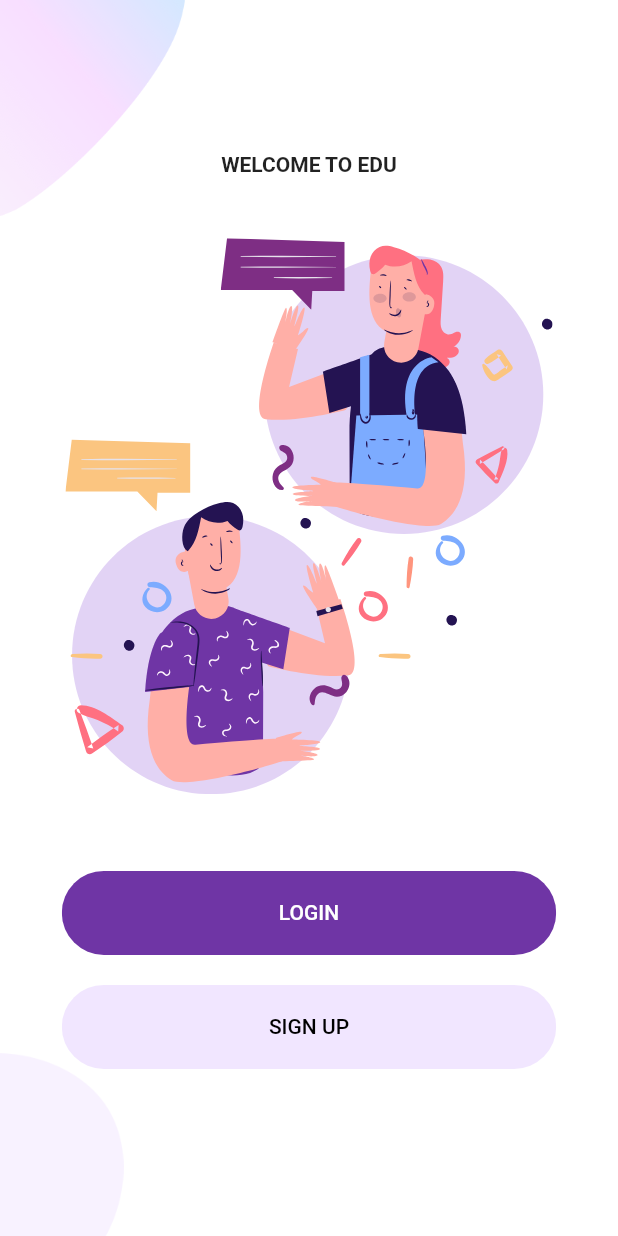
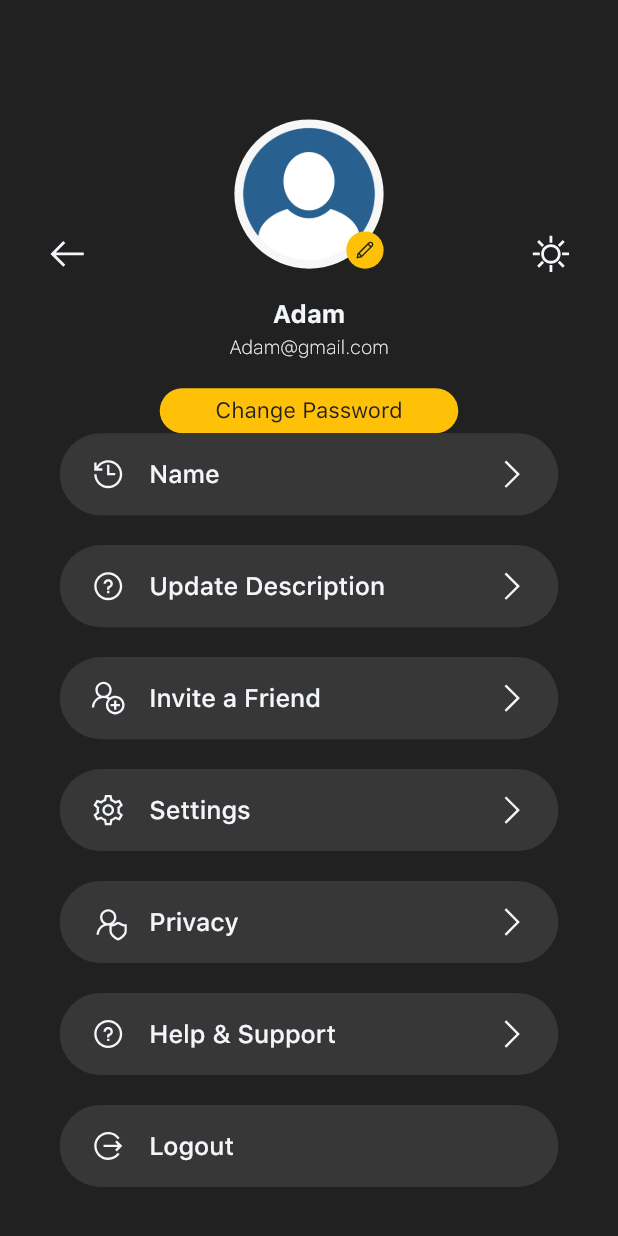
Before and after one commit to EbsHirani/FriendFinder, a Flutter app: the screen it shows after launch, on a phone screen of 412 x 824 dp. Run offline on Flutter 3.47's test engine with Material 2 defaults, Android fonts, the phone set to English and light mode, and no system bars; our stand-ins replace animated_theme_switcher, flutter_screenutil, flutter_svg, line_awesome_flutter.

Commit message:
User_Profile

```diff
--- a/FriendFinder/lib/Screens/Login/components/body.dart
+++ b/FriendFinder/lib/Screens/Login/components/body.dart
@@ -6,22 +6,11 @@ import 'package:FriendFinder/components/rounded_button.dart';
 import 'package:FriendFinder/components/rounded_input_field.dart';
 import 'package:FriendFinder/components/rounded_password_field.dart';
 import 'package:flutter_svg/svg.dart';
-import 'package:http/http.dart' as http;
 
-
-class Body extends StatefulWidget {
-  Body({
+class Body extends StatelessWidget {
+  const Body({
     Key key,
   }) : super(key: key);
-
-  @override
-  _BodyState createState() => _BodyState();
-}
-
-class _BodyState extends State<Body> {
-  String email;
-
-  String password;
 
   @override
   Widget build(BuildContext context) {
@@ -43,21 +32,14 @@ class _BodyState extends State<Body> {
             SizedBox(height: size.height * 0.03),
             RoundedInputField(
               hintText: "Your Email",
-              onChanged: (value) {
-                email = value;
-              },
+              onChanged: (value) {},
             ),
             RoundedPasswordField(
-              onChanged: (value) {
-                password = value;
-              },
+              onChanged: (value) {},
             ),
             RoundedButton(
               text: "LOGIN",
-              press: () {
-                print(email);
-
-              },
+              press: () {},
             ),
             SizedBox(height: size.height * 0.03),
             AlreadyHaveAnAccountCheck(
--- a/FriendFinder/lib/Screens/Login/login_screen.dart
+++ b/FriendFinder/lib/Screens/Login/login_screen.dart
@@ -1,12 +1,7 @@
 import 'package:flutter/material.dart';
 import 'package:FriendFinder/Screens/Login/components/body.dart';
 
-class LoginScreen extends StatefulWidget {
-  @override
-  _LoginScreenState createState() => _LoginScreenState();
-}
-
-class _LoginScreenState extends State<LoginScreen> {
+class LoginScreen extends StatelessWidget {
   @override
   Widget build(BuildContext context) {
     return Scaffold(
--- /dev/null
+++ b/FriendFinder/lib/Screens/User_Profile/user_profile.dart
@@ -0,0 +1,210 @@
+import 'package:animated_theme_switcher/animated_theme_switcher.dart';
+import 'package:flutter/material.dart';
+import 'package:flutter_screenutil/flutter_screenutil.dart';
+import 'package:line_awesome_flutter/line_awesome_flutter.dart';
+import 'package:FriendFinder/constants.dart';
+import 'package:FriendFinder/widgets/profile_list_item.dart';
+
+class UserProfile extends StatelessWidget {
+  @override
+  Widget build(BuildContext context) {
+    ScreenUtil.init(context, height: 896, width: 414, allowFontScaling: true);
+
+    var profileinfo = Expanded(
+      child: Column(
+        children: [
+          Container(
+            height: kSpacingUnit.w * 10,
+            width: kSpacingUnit.w * 10,
+            margin: EdgeInsets.only(top: kSpacingUnit.w * 3),
+            child: Stack(
+              children: [
+                CircleAvatar(
+                  radius: kSpacingUnit.w * 5,
+                  backgroundImage: AssetImage('assets/images/avatar.png'),
+                ),
+                Align(
+                  alignment: Alignment.bottomRight,
+                  child: Container(
+                    height: kSpacingUnit.w * 2.5,
+                    width: kSpacingUnit.w * 2.5,
+                    decoration: BoxDecoration(
+                      color: Theme.of(context).accentColor,
+                      shape: BoxShape.circle,
+                    ),
+                    child: Icon(
+                      LineAwesomeIcons.pen,
+                      color: kDarkPrimaryColor,
+                      size: ScreenUtil().setSp(kSpacingUnit.w * 1.5),
+                    ),
+                  ),
+                )
+              ],
+            ),
+          ),
+          SizedBox(height: kSpacingUnit.w * 2),
+          Text('Adam', style: kTitleTextStyle),
+          SizedBox(height: kSpacingUnit.w * 0.5),
+          Text('Adam@gmail.com', style: kCaptionTextStyle),
+          SizedBox(height: kSpacingUnit.w * 2),
+          Container(
+            height: kSpacingUnit.w * 3,
+            width: kSpacingUnit.w * 20,
+            decoration: BoxDecoration(
+              borderRadius: BorderRadius.circular(kSpacingUnit.w * 3),
+              color: Theme.of(context).accentColor,
+            ),
+            child: Center(
+              child: Text(
+                "Change Password",
+                style: kButtonTextStyle,
+              ),
+            ),
+          ),
+        ],
+      ),
+    );
+    // ignore: non_constant_identifier_names
+
+    var themeSwitcher = ThemeSwitcher(
+      builder: (context) {
+        return AnimatedCrossFade(
+          duration: Duration(milliseconds: 200),
+          crossFadeState:
+              ThemeProvider.of(context).brightness == Brightness.dark
+                  ? CrossFadeState.showFirst
+                  : CrossFadeState.showSecond,
+          firstChild: GestureDetector(
+            onTap: () =>
+                ThemeSwitcher.of(context).changeTheme(theme: kLightTheme),
+            child: Icon(
+              LineAwesomeIcons.sun,
+              size: ScreenUtil().setSp(kSpacingUnit.w * 3),
+            ),
+          ),
+          secondChild: GestureDetector(
+            onTap: () =>
+                ThemeSwitcher.of(context).changeTheme(theme: kDarkTheme),
+            child: Icon(
+              LineAwesomeIcons.moon,
+              size: ScreenUtil().setSp(kSpacingUnit.w * 3),
+            ),
+          ),
+        );
+      },
+    );
+
+    var header = Row(
+      mainAxisAlignment: MainAxisAlignment.spaceBetween,
+      children: <Widget>[
+        SizedBox(width: kSpacingUnit.w * 3),
+        Icon(LineAwesomeIcons.arrow_left,
+            size: ScreenUtil().setSp(kSpacingUnit.w * 3)),
+        profileinfo,
+        themeSwitcher,
+        SizedBox(width: kSpacingUnit.w * 3),
+      ],
+    );
+    return ThemeSwitchingArea(
+        child: (Builder(
+      builder: (context) {
+        return Scaffold(
+          body: Column(
+            children: <Widget>[
+              SizedBox(height: kSpacingUnit.w * 5),
+              header,
+              Expanded(
+                child: ListView(
+                  children: <Widget>[
+                    ProfileListItem(
+                      icon: LineAwesomeIcons.history,
+                      text: 'Name',
+                    ),
+                    ProfileListItem(
+                      icon: LineAwesomeIcons.question_circle,
+                      text: 'Update Description',
+                    ),
+                    ProfileListItem(
+                      icon: LineAwesomeIcons.user_plus,
+                      text: 'Invite a Friend',
+                    ),
+                    ProfileListItem(
+                      icon: LineAwesomeIcons.cog,
+                      text: 'Settings',
+                    ),
+                    ProfileListItem(
+                      icon: LineAwesomeIcons.user_shield,
+                      text: "Privacy",
+                    ),
+                    ProfileListItem(
+                      icon: LineAwesomeIcons.question_circle,
+                      text: 'Help & Support',
+                    ),
+                    ProfileListItem(
+                      icon: LineAwesomeIcons.alternate_sign_out,
+                      text: 'Logout',
+                      hasNavigation: false,
+                    ),
+                  ],
+                ),
+              )
+            ],
+          ),
+        );
+      },
+    )));
+  }
+}
+
+class ProfileListItem extends StatelessWidget {
+  final IconData icon;
+  final String text;
+  final bool hasNavigation;
+
+  const ProfileListItem({
+    Key key,
+    this.icon,
+    this.text,
+    this.hasNavigation = true,
+  }) : super(key: key);
+
+  @override
+  Widget build(BuildContext context) {
+    return Container(
+      height: kSpacingUnit.w * 5.5,
+      margin: EdgeInsets.symmetric(
+        horizontal: kSpacingUnit.w * 4,
+      ).copyWith(
+        bottom: kSpacingUnit.w * 2,
+      ),
+      padding: EdgeInsets.symmetric(
+        horizontal: kSpacingUnit.w * 2,
+      ),
+      decoration: BoxDecoration(
+        borderRadius: BorderRadius.circular(kSpacingUnit.w * 3),
+        color: Theme.of(context).backgroundColor,
+      ),
+      child: Row(
+        children: <Widget>[
+          Icon(
+            this.icon,
+            size: kSpacingUnit.w * 2.5,
+          ),
+          SizedBox(width: kSpacingUnit.w * 1.5),
+          Text(
+            this.text,
+            style: kTitleTextStyle.copyWith(
+              fontWeight: FontWeight.w500,
+            ),
+          ),
+          Spacer(),
+          if (this.hasNavigation)
+            Icon(
+              LineAwesomeIcons.angle_right,
+              size: kSpacingUnit.w * 2.5,
+            ),
+        ],
+      ),
+    );
+  }
+}
--- a/FriendFinder/lib/constants.dart
+++ b/FriendFinder/lib/constants.dart
@@ -1,4 +1,63 @@
 import 'package:flutter/material.dart';
+import 'package:flutter_screenutil/flutter_screenutil.dart';
 
 const kPrimaryColor = Color(0xFF6F35A5);
 const kPrimaryLightColor = Color(0xFFF1E6FF);
+
+const kSpacingUnit = 10;
+
+const kDarkPrimaryColor = Color(0xFF212121);
+const kDarkSecondaryColor = Color(0xFF373737);
+const kLightPrimaryColor = Color(0xFFFFFFFF);
+const kLightSecondaryColor = Color(0xFFF3F7FB);
+const kAccentColor = Color(0xFFFFC107);
+
+final kTitleTextStyle = TextStyle(
+  fontSize: ScreenUtil().setSp(kSpacingUnit.w * 1.7),
+  fontWeight: FontWeight.w600,
+);
+
+final kCaptionTextStyle = TextStyle(
+  fontSize: ScreenUtil().setSp(kSpacingUnit.w * 1.3),
+  fontWeight: FontWeight.w100,
+);
+
+final kButtonTextStyle = TextStyle(
+  fontSize: ScreenUtil().setSp(kSpacingUnit.w * 1.5),
+  fontWeight: FontWeight.w400,
+  color: kDarkPrimaryColor,
+);
+
+final kDarkTheme = ThemeData(
+  brightness: Brightness.dark,
+  fontFamily: 'SFProText',
+  primaryColor: kDarkPrimaryColor,
+  canvasColor: kDarkPrimaryColor,
+  backgroundColor: kDarkSecondaryColor,
+  accentColor: kAccentColor,
+  iconTheme: ThemeData.dark().iconTheme.copyWith(
+        color: kLightSecondaryColor,
+      ),
+  textTheme: ThemeData.dark().textTheme.apply(
+        fontFamily: 'SFProText',
+        bodyColor: kLightSecondaryColor,
+        displayColor: kLightSecondaryColor,
+      ),
+);
+
+final kLightTheme = ThemeData(
+  brightness: Brightness.light,
+  fontFamily: 'SFProText',
+  primaryColor: kLightPrimaryColor,
+  canvasColor: kLightPrimaryColor,
+  backgroundColor: kLightSecondaryColor,
+  accentColor: kAccentColor,
+  iconTheme: ThemeData.light().iconTheme.copyWith(
+        color: kDarkSecondaryColor,
+      ),
+  textTheme: ThemeData.light().textTheme.apply(
+        fontFamily: 'SFProText',
+        bodyColor: kDarkSecondaryColor,
+        displayColor: kDarkSecondaryColor,
+      ),
+);
--- a/FriendFinder/lib/main.dart
+++ b/FriendFinder/lib/main.dart
@@ -1,6 +1,8 @@
+import 'package:animated_theme_switcher/animated_theme_switcher.dart';
 import 'package:flutter/material.dart';
-import 'package:FriendFinder/Screens/Welcome/welcome_screen.dart';
+// import 'package:FriendFinder/Screens/Welcome/welcome_screen.dart';
 import 'package:FriendFinder/constants.dart';
+import 'package:FriendFinder/Screens/User_Profile/user_profile.dart';
 
 void main() => runApp(MyApp());
 
@@ -8,14 +10,20 @@ class MyApp extends StatelessWidget {
   // This widget is the root of your application.
   @override
   Widget build(BuildContext context) {
-    return MaterialApp(
-      debugShowCheckedModeBanner: false,
-      title: 'Flutter Auth',
-      theme: ThemeData(
-        primaryColor: kPrimaryColor,
-        scaffoldBackgroundColor: Colors.white,
-      ),
-      home: WelcomeScreen(),
+    return ThemeProvider(
+      initTheme: kDarkTheme,
+      child: Builder(builder: (context) {
+        return MaterialApp(
+          debugShowCheckedModeBanner: false,
+          title: 'Flutter Auth',
+          // theme: ThemeData(
+          //   primaryColor: kDarkPrimaryColor,
+          //   scaffoldBackgroundColor: Colors.white,
+          // ),
+          theme: ThemeProvider.of(context),
+          home: UserProfile(),
+        );
+      }),
     );
   }
 }
--- /dev/null
+++ b/FriendFinder/lib/widgets/profile_list_item.dart
@@ -0,0 +1,57 @@
+import 'package:flutter/material.dart';
+import 'package:flutter_screenutil/flutter_screenutil.dart';
+import 'package:line_awesome_flutter/line_awesome_flutter.dart';
+import 'package:FriendFinder/constants.dart';
+
+class ProfileListItem extends StatelessWidget {
+  final IconData icon;
+  final String text;
+  final bool hasNavigation;
+
+  const ProfileListItem({
+    Key key,
+    this.icon,
+    this.text,
+    this.hasNavigation = true,
+  }) : super(key: key);
+
+  @override
+  Widget build(BuildContext context) {
+    return Container(
+      height: kSpacingUnit.w * 5.5,
+      margin: EdgeInsets.symmetric(
+        horizontal: kSpacingUnit.w * 4,
+      ).copyWith(
+        bottom: kSpacingUnit.w * 2,
+      ),
+      padding: EdgeInsets.symmetric(
+        horizontal: kSpacingUnit.w * 2,
+      ),
+      decoration: BoxDecoration(
+        borderRadius: BorderRadius.circular(kSpacingUnit.w * 3),
+        color: Theme.of(context).backgroundColor,
+      ),
+      child: Row(
+        children: <Widget>[
+          Icon(
+            this.icon,
+            size: kSpacingUnit.w * 2.5,
+          ),
+          SizedBox(width: kSpacingUnit.w * 1.5),
+          Text(
+            this.text,
+            style: kTitleTextStyle.copyWith(
+              fontWeight: FontWeight.w500,
+            ),
+          ),
+          Spacer(),
+          if (this.hasNavigation)
+            Icon(
+              LineAwesomeIcons.angle_right,
+              size: kSpacingUnit.w * 2.5,
+            ),
+        ],
+      ),
+    );
+  }
+}
```
Also changed, not shown: FriendFinder/pubspec.yaml (+17 -13 lines), FriendFinder/assets/fonts/SF-Pro-Text-Bold.otf (added), FriendFinder/assets/fonts/SF-Pro-Text-Medium.otf (added), FriendFinder/assets/fonts/SF-Pro-Text-Regular.otf (added), FriendFinder/assets/fonts/SF-Pro-Text-Thin.otf (added), FriendFinder/assets/images/avatar.png (added), FriendFinder/pubspec.lock.
